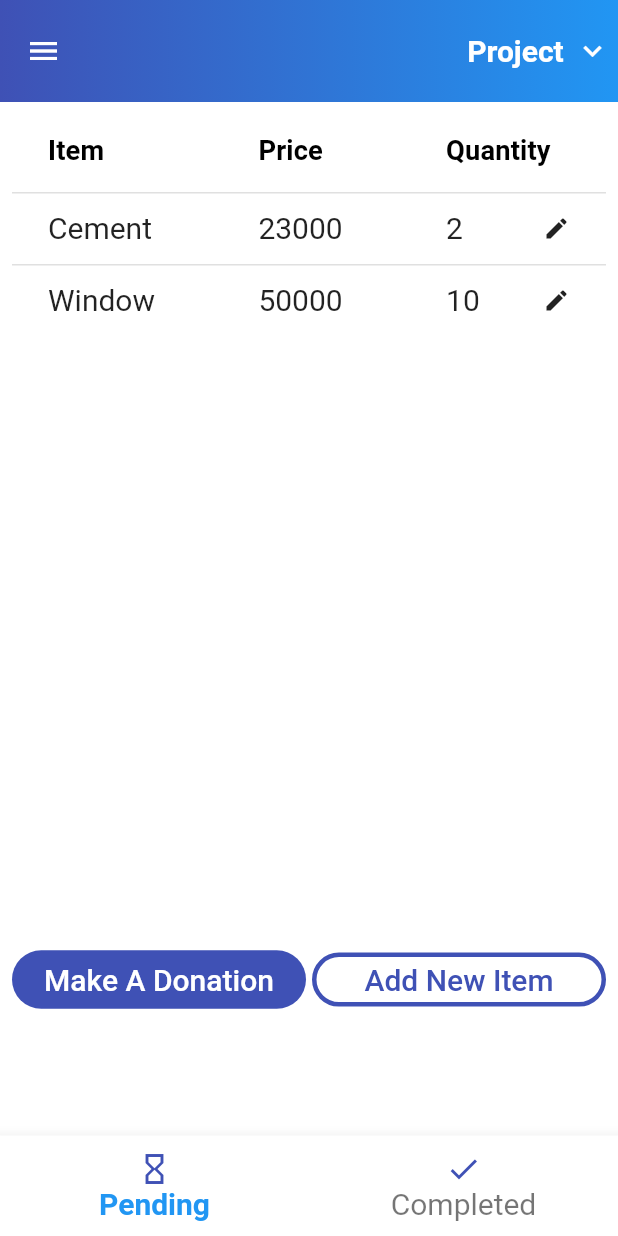
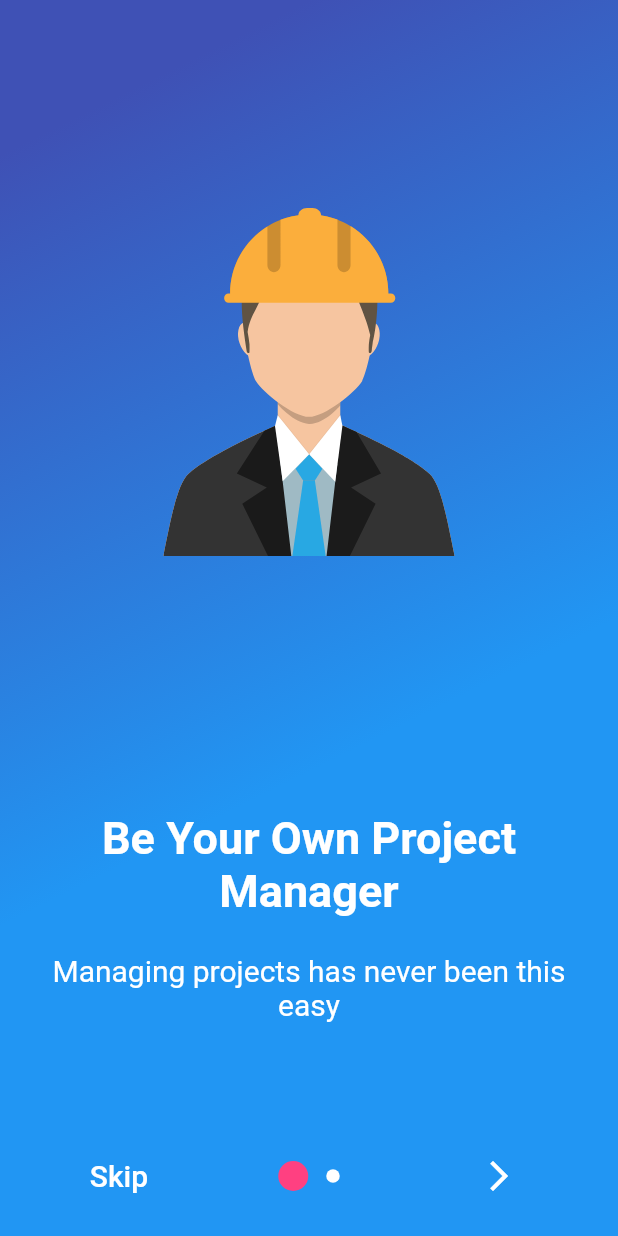
Before and after one commit to Megxos/project_view-app, a Flutter app: the screen it shows after launch, on a phone screen of 412 x 824 dp. Run offline on Flutter 3.47's test engine with Material 2 defaults, Android fonts, the phone set to English and light mode, and no system bars; drawn by our look-alikes of introduction_screen; our stand-ins replace flutter_svg, hive; accounts and stored records are empty; statements that could not run were skipped.

Commit message:
added signup, signin and onboarding screens

```diff
--- a/lib/main.dart
+++ b/lib/main.dart
@@ -3,8 +3,17 @@ import 'package:project_view/screens/new_project.dart';
 import 'package:project_view/screens/home.dart';
 import 'package:project_view/ui/theme.dart';
 import 'package:flutter/services.dart';
+import 'package:project_view/screens/signup.dart';
+import 'package:project_view/screens/signin.dart';
+import 'package:project_view/screens/onboarding.dart';
+import 'package:hive/hive.dart';
+import 'package:path_provider/path_provider.dart';
+import 'package:path/path.dart';
 
-void main() {
+void main() async{
+  WidgetsFlutterBinding.ensureInitialized();
+  final documentPath = await getApplicationDocumentsDirectory();
+  await Hive.init(join(documentPath.path, "services"));
   runApp(ProjectView());
 }
 
@@ -14,6 +23,10 @@ class ProjectView extends StatefulWidget {
 }
 
 class _ProjectViewState extends State<ProjectView> {
+  @override
+  void initState(){
+    super.initState();
+  }
   @override
   Widget build(BuildContext context) {
     SystemChrome.setPreferredOrientations(
@@ -26,8 +39,11 @@ class _ProjectViewState extends State<ProjectView> {
       debugShowCheckedModeBanner: false,
       theme: primaryTheme,
       routes: {
-        "/": (context) => Home(),
-        "/project/new": (context) => NewProject()
+        "/": (context) => OnBoarding(),
+        "/home": (context) => Home(),
+        "/project/new": (context) => NewProject(),
+        "/signin": (context) => Signin(),
+        "/signup": (context)=> SignUp()
       },
     );
   }
--- a/lib/screens/home.dart
+++ b/lib/screens/home.dart
@@ -2,6 +2,7 @@ import 'package:flutter/material.dart';
 import 'package:project_view/screens/pending.dart';
 import 'package:project_view/screens/new_project.dart';
 import 'package:project_view/ui/custom_appbar.dart';
+import 'package:project_view/screens/completed.dart';
 
 class Home extends StatefulWidget {
   @override
@@ -9,8 +10,11 @@ class Home extends StatefulWidget {
 }
 
 class _HomeState extends State<Home> {
+
   final GlobalKey _scaffoldKey = new GlobalKey();
+
   int _selectedIndex = 0;
+
   void _onItemTapped(int index){
     setState(() {
       _selectedIndex = index;
@@ -30,14 +34,13 @@ class _HomeState extends State<Home> {
 
   List<Widget> _widgetOptions = [
     Pending(),
-    Text("Completed")
+    Completed()
   ];
 
   @override
   Widget build(BuildContext context) {
     return Scaffold(
       key: _scaffoldKey,
-      resizeToAvoidBottomPadding: false,
       drawer: Drawer(
         elevation: 0,
         child: ListView(
@@ -82,20 +85,17 @@ class _HomeState extends State<Home> {
           ],
         ),
       ),
-      body: Column(
+      body: SingleChildScrollView(
+        child: Column(
           children: [
             CustomAppBar(),
-          Padding(
-            padding: const EdgeInsets.symmetric(vertical: 2.0, horizontal: 8.0),
-            child: Column(
-              children: [
-                SingleChildScrollView(child: _widgetOptions.elementAt(_selectedIndex)),
+            _widgetOptions.elementAt(_selectedIndex)
           ],
         ),
       ),
-        ],
-      ),
-      bottomNavigationBar: BottomNavigationBar(
+      bottomNavigationBar: SizedBox(
+        height: 67,
+        child: BottomNavigationBar(
             items: [
               BottomNavigationBarItem(
                   icon: Icon(Icons.hourglass_empty, color: Colors.indigo[500],),
@@ -111,6 +111,7 @@ class _HomeState extends State<Home> {
           selectedLabelStyle: TextStyle(fontWeight: FontWeight.bold, fontSize: 20),
           unselectedFontSize: 20,
         ),
+      ),
     );
   }
 }
--- /dev/null
+++ b/lib/screens/onboarding.dart
@@ -0,0 +1,79 @@
+import 'package:flutter/material.dart';
+import 'package:project_view/ui/colors.dart';
+import 'package:introduction_screen/introduction_screen.dart';
+import 'package:flutter_svg/svg.dart';
+
+class OnBoarding extends StatelessWidget {
+
+  final pages = [
+    PageViewModel(
+      title: "Be Your Own Project Manager",
+      body: "Managing projects has never been this easy",
+      image: Center(
+        child: SvgPicture.asset("assets/svgs/construction-manager.svg"),
+      ),
+      decoration: PageDecoration(
+        imageFlex: 2,
+        imagePadding: EdgeInsets.zero,
+        titleTextStyle: TextStyle().copyWith(color: plainWhite, fontWeight: FontWeight.bold, fontSize: 30),
+        bodyTextStyle: TextStyle().copyWith(color: plainWhite),
+        boxDecoration: BoxDecoration(
+          gradient: LinearGradient(
+            begin: Alignment.topCenter,
+            colors: [
+              primaryColor, secondaryColor
+            ]
+          )
+        )
+      )
+    ),
+    PageViewModel(
+        title: "Easy",
+        body: "Let people contribute in bits",
+        image: Center(
+          child: SvgPicture.asset("assets/svgs/brick.svg"),
+        ),
+        decoration: PageDecoration(
+            imageFlex: 2,
+            imagePadding: EdgeInsets.zero,
+            titleTextStyle: TextStyle().copyWith(color: plainWhite, fontWeight: FontWeight.bold, fontSize: 30),
+            bodyTextStyle: TextStyle().copyWith(color: plainWhite),
+            boxDecoration: BoxDecoration(
+                gradient: LinearGradient(
+                    begin: Alignment.topCenter,
+                    colors: [
+                      primaryColor, secondaryColor
+                    ]
+                )
+            )
+        )
+    )
+  ];
+
+  @override
+  Widget build(BuildContext context) {
+    return Scaffold(
+      body: IntroductionScreen(
+          pages: pages,
+          showNextButton: true,
+          next: Icon(Icons.arrow_forward_ios, color: plainWhite,),
+          showSkipButton: true,
+          skip: Text("Skip", style: TextStyle().copyWith(color: plainWhite),),
+          dotsDecorator: DotsDecorator(
+            color: plainWhite,
+            activeSize: Size.square(20),
+            activeColor: Colors.pinkAccent,
+          ),
+          onDone: (){
+            Navigator.pushNamed(context, "/signin");
+          },
+          done: FlatButton(
+            child: Icon(
+              Icons.done, size: 40,
+              color: appAccent,
+            ),
+          )
+      ),
+    );
+  }
+}
--- /dev/null
+++ b/lib/services/email_validator.dart
@@ -0,0 +1,6 @@
+bool isValidEmail(email){
+  Pattern pattern = r'^(([^<>()[\]\\.,;:\s@\"]+(\.[^<>()[\]\\.,;:\s@\"]+)*)|(\".+\"))@((\[[0-9]{1,3}\.[0-9]{1,3}\.[0-9]{1,3}\.[0-9]{1,3}\])|(([a-zA-Z\-0-9]+\.)+[a-zA-Z]{2,}))$';
+  RegExp regex = new RegExp(pattern);
+  if(!regex.hasMatch(email)) return false;
+  else if (regex.hasMatch(email)) return true;
+}
--- a/lib/ui/colors.dart
+++ b/lib/ui/colors.dart
@@ -4,3 +4,4 @@ Color primaryColor = Colors.indigo[500];
 Color secondaryColor = Colors.blue;
 Color plainWhite = Colors.white;
 Color darkTextColor = Colors.grey[900];
+Color appAccent = Colors.pinkAccent;
--- a/lib/ui/custom_appbar.dart
+++ b/lib/ui/custom_appbar.dart
@@ -15,21 +15,22 @@ newProject(Project project){
   _CustomAppBarState().reassemble();
 }
 
+
 class _CustomAppBarState extends State<CustomAppBar> {
   String dropDownText = "Project";
-
+  final _containerKey = GlobalKey();
   Project currentProject;
-
-
   @override
   Widget build(BuildContext context) {
     return Container(
+      height: 90.0,
+      key: _containerKey,
       decoration: BoxDecoration(
           gradient: LinearGradient(colors: [Colors.indigo[500], Colors.blue])
       ),
       child: SafeArea(
         child: Container(
-          padding: EdgeInsets.symmetric(vertical: 10.0, horizontal: 5.0),
+          // padding: EdgeInsets.symmetric(vertical: 10.0, horizontal: 5.0),
           child: Row(
             crossAxisAlignment: CrossAxisAlignment.center,
             mainAxisAlignment: MainAxisAlignment.spaceBetween,
--- a/lib/ui/theme.dart
+++ b/lib/ui/theme.dart
@@ -3,7 +3,7 @@ import 'package:project_view/ui/colors.dart';
 
 ThemeData primaryTheme = new ThemeData(
     scaffoldBackgroundColor: Colors.white,
-    accentColor: Colors.indigo[300],
+    accentColor: Colors.pinkAccent,
     appBarTheme: AppBarTheme(
         elevation: 0,
         color: Colors.indigo[500],
@@ -22,8 +22,8 @@ ThemeData primaryTheme = new ThemeData(
         bodyText2: TextStyle(fontSize: 20,),
         bodyText1: TextStyle(fontSize: 20),
         subtitle1: TextStyle(fontSize: 20),
-        caption: TextStyle(fontSize: 15),
-        overline:TextStyle(fontSize: 20),
+        caption: TextStyle(fontSize: 12),
+        overline:TextStyle(fontSize: 18),
         button: TextStyle(fontSize: 20)
     ),
     tabBarTheme: TabBarTheme(
@@ -48,7 +48,21 @@ ThemeData primaryTheme = new ThemeData(
         )
     ),
     inputDecorationTheme: InputDecorationTheme(
-        contentPadding: EdgeInsets.all(10.0)
+        contentPadding: EdgeInsets.all(10.0),
+        filled: true,
+        fillColor: plainWhite,
+        enabledBorder: OutlineInputBorder(
+            borderSide: BorderSide(
+                color: secondaryColor,
+                width: 1.5
+            )
+        ),
+        border: OutlineInputBorder(
+            borderSide: BorderSide(
+                color: secondaryColor,
+                width: 2
+            )
+        )
     ),
     canvasColor: Colors.white,
 );
```
Also changed, not shown: lib/screens/completed.dart (added, +58 -0 lines), lib/screens/pending.dart (+88 -15 lines), lib/screens/signin.dart (added, +170 -0 lines), lib/screens/signup.dart (added, +182 -0 lines), pubspec.yaml (+5 -2 lines), assets/svgs/Circle_with_Central_Point.svg (added), assets/svgs/brick.svg (added), assets/svgs/brick1.svg (added), assets/svgs/construction-manager.svg (added), assets/svgs/constructiongirlpointing.svg (added), pubspec.lock, 2 other files. Lines whose indentation alone changed are shown as unchanged.
